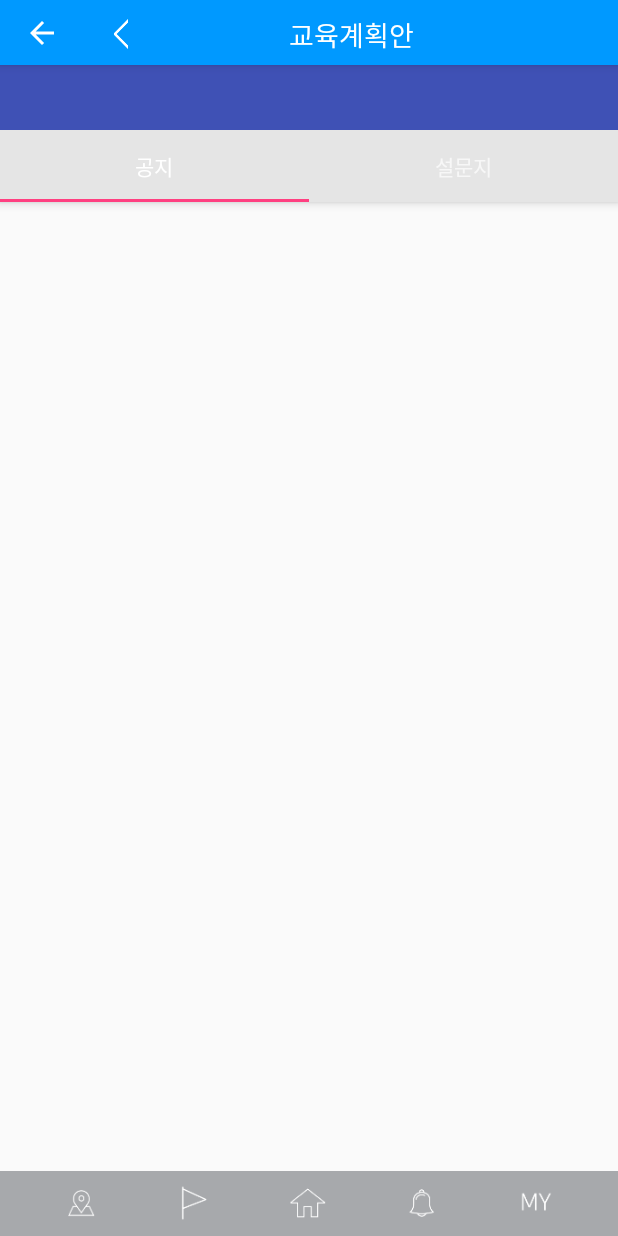
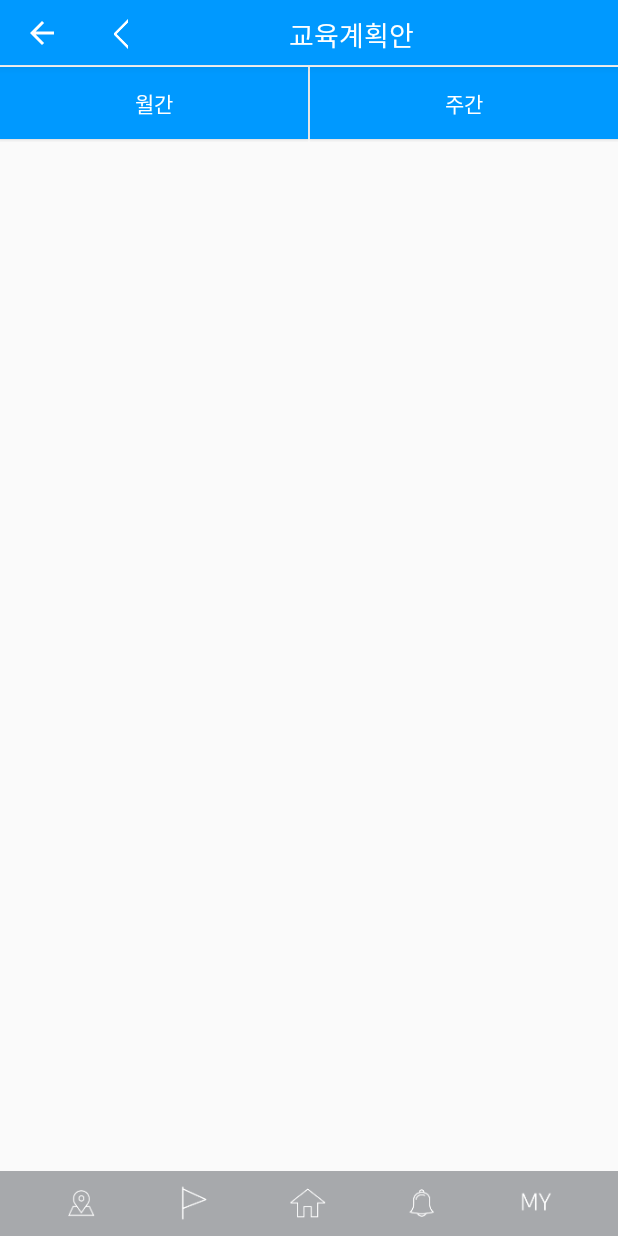
Before and after one commit to choi7/abuba117, an Android app: the EducationPlanAcitivty screen opened directly, with no data from a screen before it, on a phone screen of 412 x 824 dp. Run offline under Robolectric (Android 15) with nearby library versions, the phone set to English and light mode, and no system bars; Roboto replaces fonts that are not available here; 4 statements that could not run were skipped.

Commit message:
박준수 수정

```diff
--- a/app/build.gradle
+++ b/app/build.gradle
@@ -32,7 +32,7 @@ dependencies {
     implementation 'com.squareup.okhttp3:okhttp:3.9.1'
     implementation 'com.squareup.okio:okio:1.13.0'
     compile 'com.wdullaer:materialdatetimepicker:3.5.0'
-    //compile 'com.google.code.gson:gson:2.8.0'
+//    compile 'com.google.code.gson:gson:2.8.0'
     compile 'com.squareup.picasso:picasso:2.5.2'
 
 }
--- a/app/src/main/java/com/joyblock/abuba/NoticeAndQuestActivity.java
+++ b/app/src/main/java/com/joyblock/abuba/NoticeAndQuestActivity.java
@@ -40,14 +40,14 @@ public class NoticeAndQuestActivity extends AppCompatActivity implements View.On
         switch (frament_no){
             case 1:
                 // '프래그먼트1' 호출
-                FragmentNotice fragment1 = new FragmentNotice();
+                FragmentNotice1 fragment1 = new FragmentNotice1();
                 transaction.replace(R.id.fragment_container, fragment1);
                 transaction.commit();
                 break;
 
             case 2:
                 // '프래그먼트2' 호출
-                FragmentSurvey fragment2 = new FragmentSurvey();
+                FragmentSurvey1 fragment2 = new FragmentSurvey1();
                 transaction.replace(R.id.fragment_container, fragment2);
                 transaction.commit();
                 break;
--- a/app/src/main/java/com/joyblock/abuba/document/EducationPlanAcitivty.java
+++ b/app/src/main/java/com/joyblock/abuba/document/EducationPlanAcitivty.java
@@ -7,6 +7,7 @@ import android.os.Bundle;
 import android.support.v7.app.ActionBar;
 import android.util.Log;
 import android.view.View;
+import android.widget.Button;
 import android.widget.ListView;
 import android.widget.TextView;
 
@@ -29,12 +30,14 @@ public class EducationPlanAcitivty extends BaseActivity {
     ListViewAdapter adapter;
     ListView listView;
     SharedPreferences.Editor editor;
+    boolean month;
 
 //    R27_SelectEducationPlanOne data;
     @Override
     public void onCreate(Bundle savedInstanceState) {
         super.onCreate(savedInstanceState);
-        setContentView(R.layout.park_activity_education);
+        month=true;
+        setContentView(R.layout.activity_education);
 
         getSupportActionBar().setDisplayShowCustomEnabled(true);
         getSupportActionBar().setBackgroundDrawable(new ColorDrawable(0xff0099ff));
@@ -54,7 +57,12 @@ public class EducationPlanAcitivty extends BaseActivity {
         String content="내용없음";
         String files="no files";
 
-        System.out.println("\n시퀀스 : "+seq_user+" / "+seq_kindergarden);
+
+
+
+
+
+        //System.out.println("\n시퀀스 : "+seq_user+" / "+seq_kindergarden);
 
 //        new InsertEducationPlan(seq_user,seq_kindergarden,plan_flag,notice_title,content,files).execute();
 
@@ -64,12 +72,16 @@ public class EducationPlanAcitivty extends BaseActivity {
 
 //        new SelectEducationPlanList(seq_kindergarden,plan_flag).execute();
 
-        new SelectEducationPlanOne("4").execute();
+//        new SelectEducationPlanOne("4").execute();
 
 //        System.out.println("제목 : "+data.seq_educational_plan);
 
 //        new UpdateEducationPlan("4","w","공지변경","냉무").execute();
 
+
+    }
+
+    public void monthList(View v){
 
     }
 
--- /dev/null
+++ b/app/src/main/res/layout/activity_education.xml
@@ -0,0 +1,81 @@
+<?xml version="1.0" encoding="utf-8"?>
+<android.support.constraint.ConstraintLayout xmlns:android="http://schemas.android.com/apk/res/android"
+    xmlns:app="http://schemas.android.com/apk/res-auto"
+    xmlns:tools="http://schemas.android.com/tools"
+    android:layout_width="match_parent"
+    android:layout_height="match_parent">
+
+    <TextView
+        android:id="@+id/textView500"
+        android:layout_width="match_parent"
+        android:layout_height="1dp"
+        android:background="#FFFFFF"
+        app:layout_constraintEnd_toEndOf="parent"
+        app:layout_constraintStart_toStartOf="parent"
+        app:layout_constraintTop_toTopOf="parent" />
+
+    <LinearLayout
+        android:id="@+id/linearLayout"
+        android:layout_width="match_parent"
+        android:layout_height="50dp"
+
+        android:orientation="horizontal"
+        app:layout_constraintEnd_toEndOf="parent"
+        app:layout_constraintHorizontal_bias="0.0"
+        app:layout_constraintStart_toStartOf="parent"
+        app:layout_constraintTop_toBottomOf="@+id/textView500">
+
+        <Button
+            android:id="@+id/bt_month"
+            android:layout_width="wrap_content"
+            android:layout_height="wrap_content"
+            android:layout_weight="1"
+            android:background="#0099FF"
+            android:fontFamily="@font/nanumsquarebold"
+            android:onClick="monthList"
+            android:text="월간"
+            android:textColor="#FFFFFF" />
+
+        <TextView
+            android:id="@+id/textView499"
+            android:layout_width="1dp"
+            android:layout_height="match_parent"
+            android:background="#FFFFFF" />
+
+        <Button
+            android:id="@+id/bt_week"
+            android:layout_width="wrap_content"
+            android:layout_height="wrap_content"
+            android:layout_weight="1"
+            android:background="#0099FF"
+            android:fontFamily="@font/nanumsquarebold"
+            android:onClick="weekList"
+            android:text="주간"
+            android:textColor="#FFFFFF" />
+
+    </LinearLayout>
+
+    <com.joyblock.abuba.bottomtabbar
+        android:id="@+id/PageNavigationView1"
+        android:layout_width="0dp"
+        android:layout_height="wrap_content"
+        android:layout_gravity="bottom|center"
+        android:layout_weight="1"
+        app:layout_constraintBottom_toBottomOf="parent"
+        app:layout_constraintEnd_toEndOf="parent"
+        app:layout_constraintStart_toStartOf="parent"></com.joyblock.abuba.bottomtabbar>
+
+    <FrameLayout
+        android:id="@+id/fragment_container"
+        android:layout_width="0dp"
+        android:layout_height="0dp"
+        android:layout_alignParentLeft="true"
+        android:layout_alignParentStart="true"
+        android:layout_alignParentTop="true"
+        app:layout_constraintBottom_toTopOf="@+id/PageNavigationView1"
+        app:layout_constraintEnd_toEndOf="parent"
+        app:layout_constraintStart_toStartOf="parent"
+        app:layout_constraintTop_toBottomOf="@+id/linearLayout" />
+
+
+</android.support.constraint.ConstraintLayout>
```
Also changed, not shown: app/src/main/java/com/joyblock/abuba/document/EducationPlanListViewAdapter.java (added, +107 -0 lines), app/src/main/java/com/joyblock/abuba/document/FragmentEducationPlanMonth.java (added, +206 -0 lines), app/src/main/java/com/joyblock/abuba/document/FragmentEducationPlanWeek.java (added, +36 -0 lines), app/src/main/res/layout/fragment_document_education_plan_month.xml (added, +14 -0 lines).
